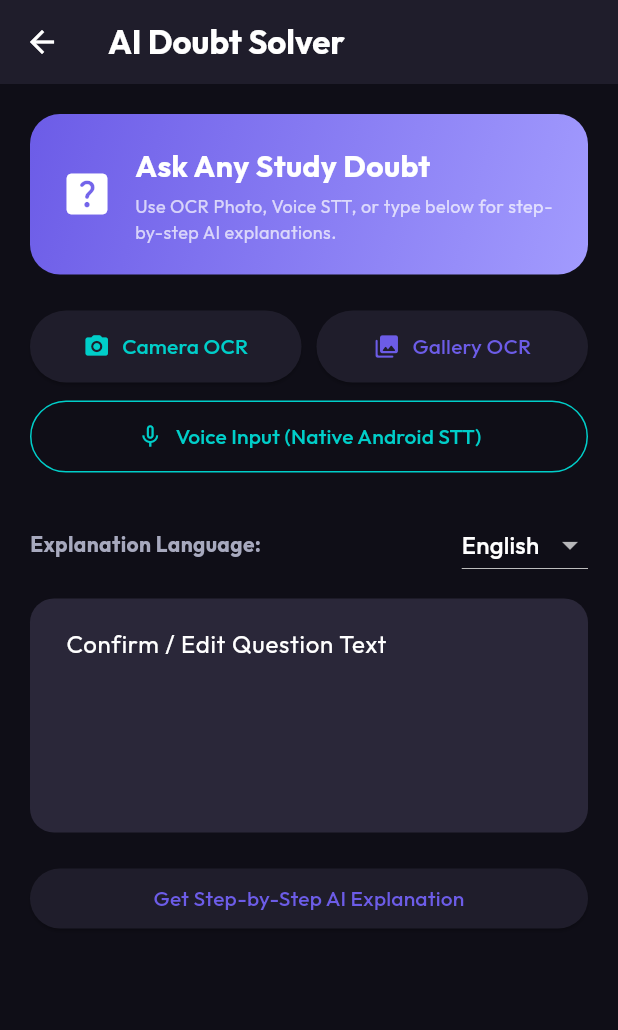
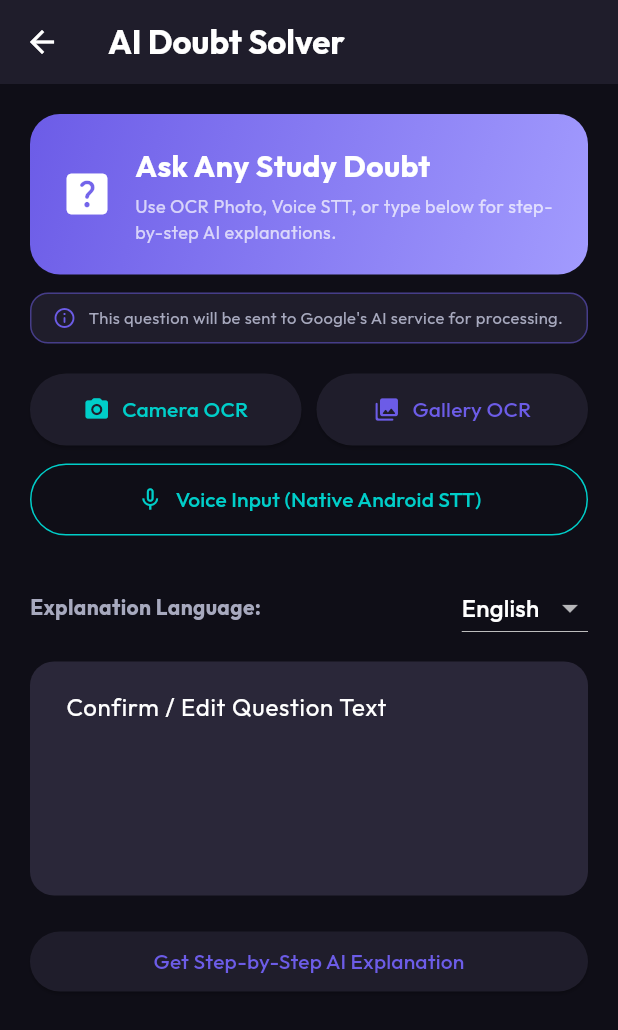
Before and after one commit to AadyaShukla/EduVerse, a Flutter app: the HomeScreen screen opened directly, after a tap on "AI Doubt Solver", on a phone screen of 412 x 824 dp. Shown: the top 1030 px of the screen. Run offline on Flutter 3.47's test engine with Material 3 defaults, Android fonts, the phone set to English and light mode, and no system bars; our stand-ins replace flutter_local_notifications, flutter_riverpod, flutter_secure_storage, flutter_spinkit, flutter_tts, google_fonts and 6 more; missing offline and left inert: google_mlkit_text_recognition; accounts and stored records are empty.

Commit message:
Add technical details, privacy disclosures, in-app AI indicators, specific offline text, and limitations documentation

```diff
--- a/frontend/lib/screens/doubt_solver_screen.dart
+++ b/frontend/lib/screens/doubt_solver_screen.dart
@@ -88,7 +88,30 @@ class _DoubtSolverScreenState extends ConsumerState<DoubtSolverScreen> {
                   ],
                 ),
               ),
-              const SizedBox(height: 24),
+              const SizedBox(height: 12),
+
+              // Cloud AI Processing Disclosure Indicator
+              Container(
+                padding: const EdgeInsets.symmetric(horizontal: 14, vertical: 8),
+                decoration: BoxDecoration(
+                  color: AppTheme.cardSurface,
+                  borderRadius: BorderRadius.circular(12),
+                  border: Border.all(color: AppTheme.primaryViolet.withOpacity(0.5)),
+                ),
+                child: Row(
+                  children: const [
+                    Icon(Icons.info_outline_rounded, color: AppTheme.primaryViolet, size: 16),
+                    SizedBox(width: 8),
+                    Expanded(
+                      child: Text(
+                        "This question will be sent to Google's AI service for processing.",
+                        style: TextStyle(color: AppTheme.textSecondary, fontSize: 11),
+                      ),
+                    ),
+                  ],
+                ),
+              ),
+              const SizedBox(height: 20),
 
               // Input Methods Toolbar (Camera OCR, Gallery OCR, Voice STT)
               Row(
--- a/frontend/lib/screens/home_screen.dart
+++ b/frontend/lib/screens/home_screen.dart
@@ -161,7 +161,8 @@ class _HomeScreenState extends ConsumerState<HomeScreen> {
                     SizedBox(width: 10),
                     Expanded(
                       child: Text(
-                        'Offline Mode Active — Serving cached SQLite data & queuing syncs.',
+                        'Offline Mode: viewing cached content only. New doubts & quizzes require internet.',
+
                         style: TextStyle(color: AppTheme.warningOrange, fontSize: 12, fontWeight: FontWeight.bold),
                       ),
                     ),
--- a/frontend/pubspec.yaml
+++ b/frontend/pubspec.yaml
@@ -24,7 +24,7 @@ dependencies:
   image_picker: ^1.1.0
   flutter_local_notifications: ^17.0.0
   google_mlkit_text_recognition: ^0.11.0
-  speech_to_text: ^6.6.0
+  speech_to_text: ^7.4.0
   flutter_tts: ^3.8.5
 
 dev_dependencies:
```
Also changed, not shown: frontend/lib/screens/lecture_setup_screen.dart (+25 -1 lines), frontend/pubspec.lock, 6 other files.
